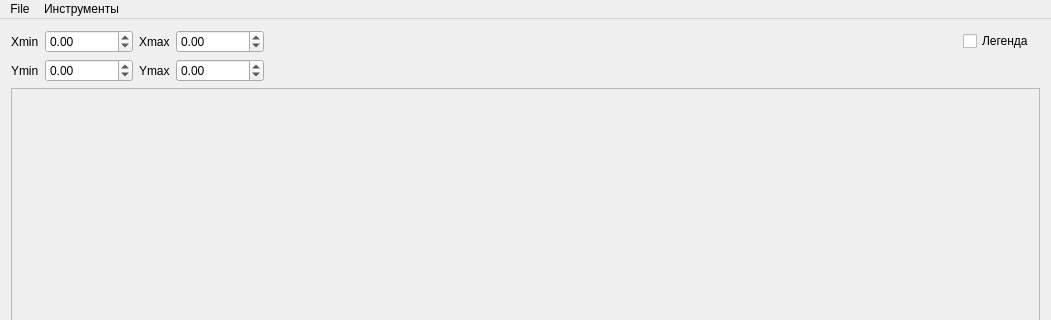
poteryaevks/plotter, file ui/mainwindow.ui: the form before one commit; both pictures show x 0 to 1051 and y 0 to 320 of the 1051 by 573 pixel window.
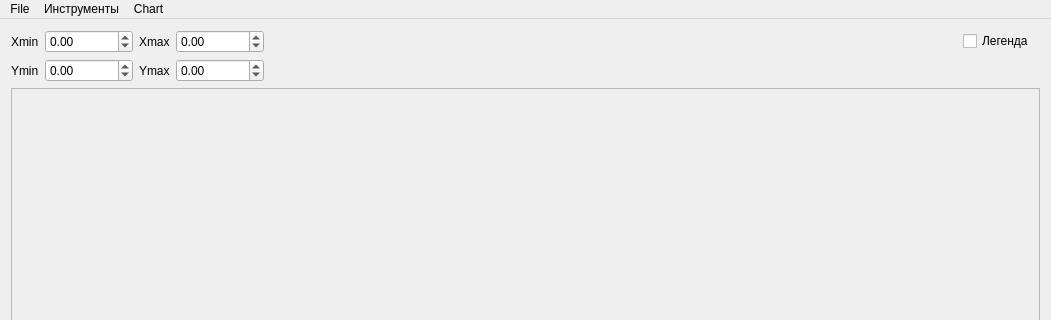
The form after the commit.

What changed in the file:
```diff
--- a/ui/mainwindow.ui
+++ b/ui/mainwindow.ui
@@ -146,8 +146,15 @@
     </property>
     <addaction name="action_function"/>
    </widget>
+   <widget class="QMenu" name="menuChart">
+    <property name="title">
+     <string>Chart</string>
+    </property>
+    <addaction name="titleChartAction"/>
+   </widget>
    <addaction name="menu"/>
    <addaction name="menu_2"/>
+   <addaction name="menuChart"/>
   </widget>
   <action name="openAction">
    <property name="text">
```
Left out of the diff: 5 changed lines with no effect on the pictures.
